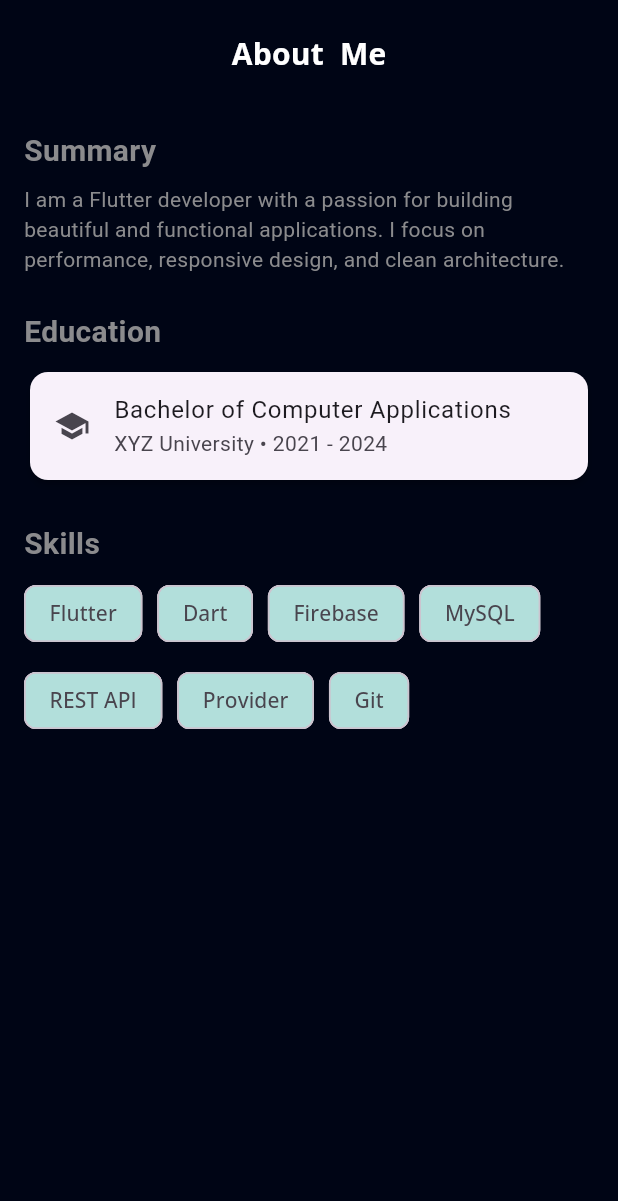
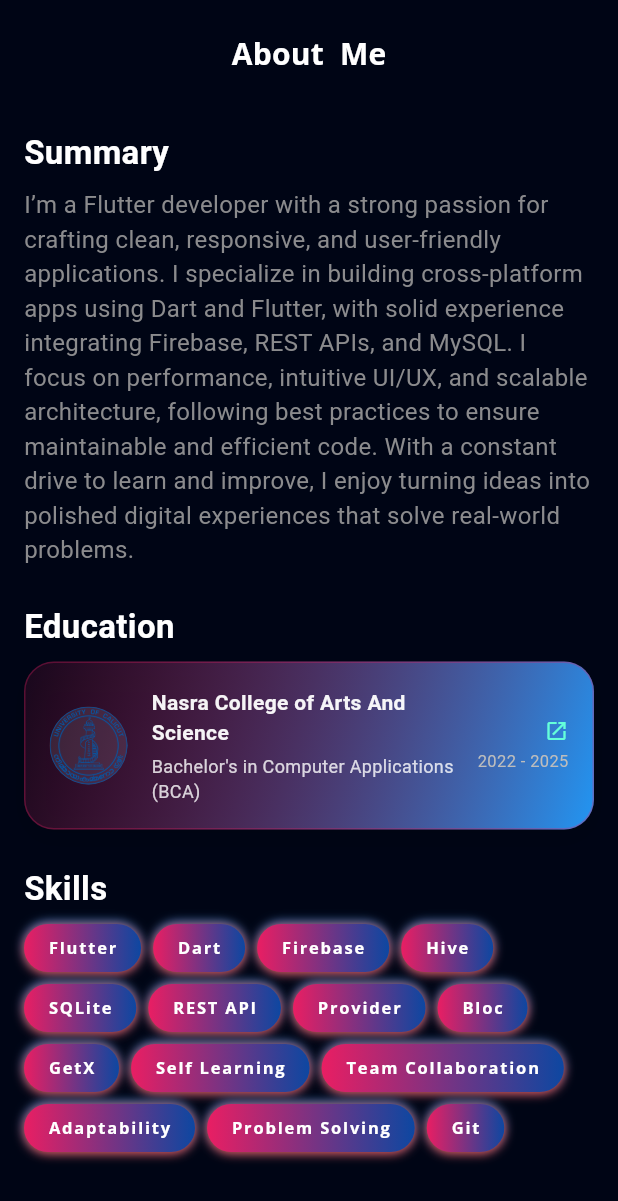
Before and after one commit to Nihal-Mohammed-V/Portfolio, a Flutter app: the AboutScreen screen opened directly, on a phone screen of 412 x 824 dp. Shown: the top 1201 px of the screen. Run offline on Flutter 3.47's test engine with Material 3 defaults, Android fonts, the phone set to English and light mode, and no system bars; our stand-ins replace flutter_svg, font_awesome_flutter, get, google_fonts, photo_view; missing offline and left inert: model_viewer_plus.

Commit message:
about section ui completed

```diff
--- a/lib/view/about/components/aboutsection.dart
+++ b/lib/view/about/components/aboutsection.dart
@@ -1,4 +1,6 @@
 import 'package:flutter/material.dart';
+import 'package:flutter_portfolio/res/constants.dart';
+import 'package:url_launcher/url_launcher.dart';
 
 class AboutSection extends StatelessWidget {
   const AboutSection({super.key});
@@ -7,56 +9,72 @@ class AboutSection extends StatelessWidget {
   Widget build(BuildContext context) {
     return SingleChildScrollView(
       padding: const EdgeInsets.all(16),
-      child: Column(
+      child: Center(
+        child: ConstrainedBox(
+          constraints: const BoxConstraints(maxWidth: 700),
+          child: const Column(
             crossAxisAlignment: CrossAxisAlignment.start,
             children: [
               // Summary
-          const Text(
+              Text(
                 'Summary',
-            style: TextStyle(fontSize: 20, fontWeight: FontWeight.bold),
+                style: TextStyle(
+                    fontSize: 22,
+                    fontWeight: FontWeight.bold,
+                    color: Colors.white),
               ),
-          const SizedBox(height: 8),
-          const Text(
-            'I am a Flutter developer with a passion for building beautiful and functional applications. I focus on performance, responsive design, and clean architecture.',
+              SizedBox(height: 8),
+              Text(
+                'I’m a Flutter developer with a strong passion for crafting clean, responsive, and user-friendly applications. I specialize in building cross-platform apps using Dart and Flutter, with solid experience integrating Firebase, REST APIs, and MySQL. '
+                'I focus on performance, intuitive UI/UX, and scalable architecture, following best practices to ensure maintainable and efficient code. With a constant drive to learn and improve, I enjoy turning ideas into polished digital experiences that solve real-world problems.',
+                style: TextStyle(fontSize: 16),
               ),
-          const SizedBox(height: 24),
+              SizedBox(height: 24),
 
               // Education
-          const Text(
+              Text(
                 'Education',
-            style: TextStyle(fontSize: 20, fontWeight: FontWeight.bold),
+                style: TextStyle(
+                    fontSize: 22,
+                    fontWeight: FontWeight.bold,
+                    color: Colors.white),
               ),
-          const SizedBox(height: 8),
-          Card(
-            elevation: 2,
-            child: ListTile(
-              leading: const Icon(Icons.school),
-              title: const Text('Bachelor of Computer Applications'),
-              subtitle: const Text('XYZ University • 2021 - 2024'),
-            ),
-          ),
-          const SizedBox(height: 24),
+              SizedBox(height: 8),
+              CollegeCard(),
+              SizedBox(height: 24),
 
               // Skills
-          const Text(
+              Text(
                 'Skills',
-            style: TextStyle(fontSize: 20, fontWeight: FontWeight.bold),
+                style: TextStyle(
+                    fontSize: 22,
+                    fontWeight: FontWeight.bold,
+                    color: Colors.white),
               ),
-          const SizedBox(height: 8),
+              SizedBox(height: 8),
               Wrap(
-            spacing: 10,
-            runSpacing: 10,
-            children: const [
+                spacing: 8,
+                runSpacing: 8,
+                children: [
                   SkillChip(label: 'Flutter'),
                   SkillChip(label: 'Dart'),
                   SkillChip(label: 'Firebase'),
-              SkillChip(label: 'MySQL'),
+                  SkillChip(label: 'Hive'),
+                  SkillChip(label: 'SQLite'),
                   SkillChip(label: 'REST API'),
                   SkillChip(label: 'Provider'),
+                  SkillChip(label: 'Bloc'),
+                  SkillChip(label: 'GetX'),
+                  SkillChip(label: 'Self Learning'),
+                  SkillChip(label: 'Team Collaboration'),
+                  SkillChip(label: 'Adaptability'),
+                  SkillChip(label: 'Problem Solving'),
                   SkillChip(label: 'Git'),
                 ],
               ),
             ],
+          ),
+        ),
       ),
     );
   }
@@ -68,9 +86,138 @@ class SkillChip extends StatelessWidget {
 
   @override
   Widget build(BuildContext context) {
-    return Chip(
-      label: Text(label),
-      backgroundColor: Colors.teal.shade100,
+    return Container(
+      padding: const EdgeInsets.symmetric(horizontal: 16, vertical: 8),
+      decoration: BoxDecoration(
+        borderRadius: BorderRadius.circular(20),
+        gradient: LinearGradient(
+          colors: [Colors.pink, Colors.blue.shade900],
+        ),
+        boxShadow: const [
+          BoxShadow(
+            color: Colors.blue,
+            offset: Offset(0, -1),
+            blurRadius: defaultPadding / 4,
+          ),
+          BoxShadow(
+            color: Colors.red,
+            offset: Offset(0, 1),
+            blurRadius: defaultPadding / 4,
+          ),
+        ],
+      ),
+      child: Text(
+        label,
+        style: Theme.of(context).textTheme.labelSmall!.copyWith(
+              color: Colors.white,
+              fontWeight: FontWeight.bold,
+              letterSpacing: 1.2,
+            ),
+      ),
     );
   }
 }
+
+class CollegeCard extends StatelessWidget {
+  const CollegeCard({super.key});
+
+  void _launchCollegeURL() async {
+    final url = Uri.parse('https://www.nasracollege.com');
+    if (await canLaunchUrl(url)) {
+      await launchUrl(url);
+    } else {
+      throw 'Could not launch $url';
+    }
+  }
+
+  @override
+  Widget build(BuildContext context) {
+    return GestureDetector(
+      onTap: _launchCollegeURL,
+      child: Container(
+        padding: const EdgeInsets.all(16),
+        decoration: BoxDecoration(
+          borderRadius: BorderRadius.circular(20),
+          gradient: LinearGradient(
+            colors: [
+              Colors.pink.withOpacity(0.1),
+              Colors.blue..shade900.withOpacity(0.05),
+            ],
+            begin: Alignment.topLeft,
+            end: Alignment.bottomRight,
+          ),
+          border: Border.all(color: Colors.pink.withOpacity(0.3)),
+          boxShadow: [
+            BoxShadow(
+              color: Colors.black.withOpacity(0.1),
+              blurRadius: 12,
+              offset: const Offset(0, 6),
+            ),
+          ],
+        ),
+        child: Row(
+          children: [
+            // Circular college logo
+            Container(
+              width: 52,
+              height: 52,
+              decoration: BoxDecoration(
+                shape: BoxShape.circle,
+                color: Colors.white.withOpacity(0.1),
+              ),
+              child: ClipOval(
+                child: Image.asset(
+                  'assets/images/uoc.png',
+                  fit: BoxFit.contain,
+                ),
+              ),
+            ),
+            const SizedBox(width: 16),
+
+            // College Info
+            Expanded(
+              child: Column(
+                crossAxisAlignment: CrossAxisAlignment.start,
+                children: [
+                  Text(
+                    'Nasra College of Arts And Science',
+                    style: TextStyle(
+                      fontSize: 14,
+                      fontWeight: FontWeight.w600,
+                      color: Colors.white.withOpacity(0.95),
+                    ),
+                  ),
+                  const SizedBox(height: 4),
+                  Text(
+                    "Bachelor's in Computer Applications (BCA)",
+                    style: TextStyle(
+                      fontSize: 12,
+                      color: Colors.white.withOpacity(0.8),
+                    ),
+                  ),
+                ],
+              ),
+            ),
+
+            // Duration & Arrow
+            Column(
+              crossAxisAlignment: CrossAxisAlignment.end,
+              children: [
+                const Icon(Icons.open_in_new,
+                    size: 16, color: Colors.tealAccent),
+                const SizedBox(height: 4),
+                Text(
+                  '2022 - 2025',
+                  style: TextStyle(
+                    fontSize: 11,
+                    color: Colors.grey.shade400,
+                  ),
+                ),
+              ],
+            ),
+          ],
+        ),
+      ),
+    );
+  }
+}
```
Also changed, not shown: assets/images/uoc.png (added). Lines whose indentation alone changed are shown as unchanged.
